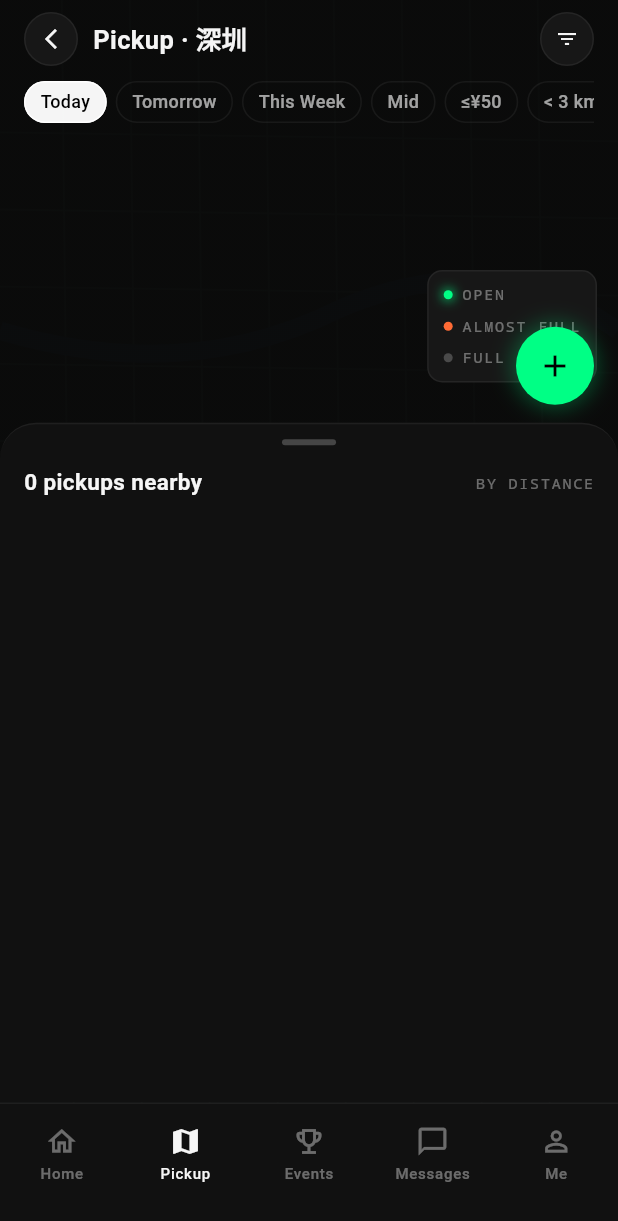
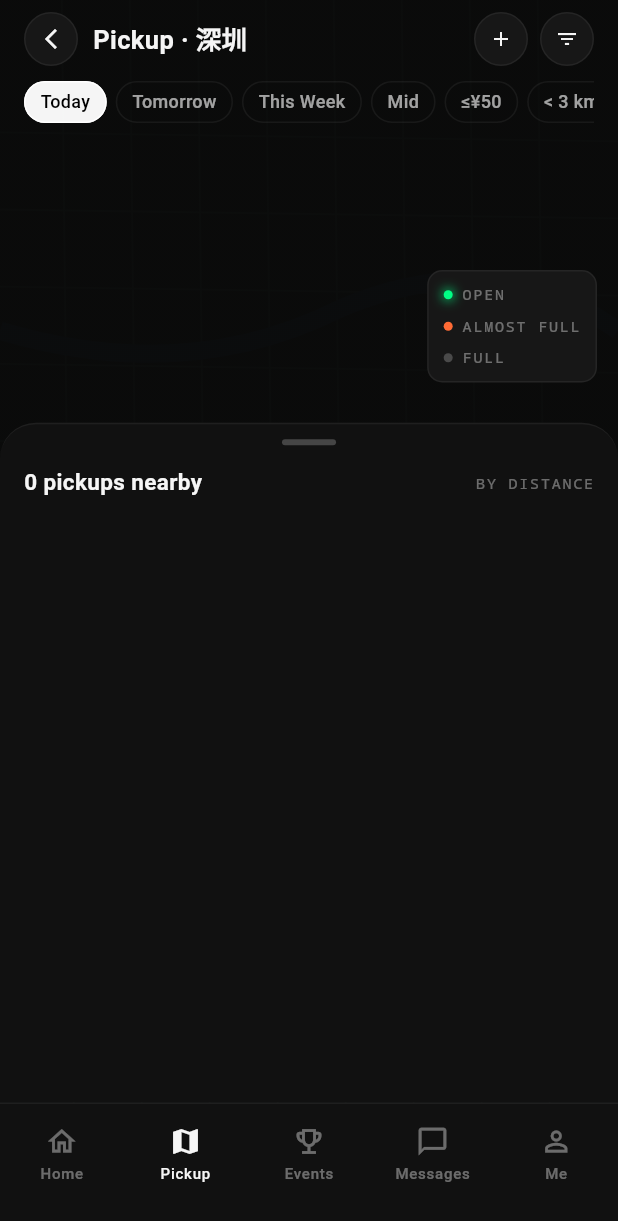
Before and after one commit to am6737/kaiqiu, a Flutter app: the screen it shows once a user with an empty profile is signed in, item 2 of the bottom bar chosen, on a phone screen of 412 x 824 dp. Shown: the top 1221 px of the screen. Run offline on Flutter 3.47's test engine with Material 3 defaults, Android fonts, the phone set to English and light mode, and no system bars; our stand-ins replace cached_network_image, firebase_core, firebase_messaging, flutter_image_compress, flutter_local_notifications, flutter_riverpod and 8 more; accounts and stored records are empty.

Commit message:
feat(pickup): replace map-screen create FAB with app-bar icon
The floating "+" button on 约球 browse was anchored to the top edge of
the draggable sheet, so in the expanded sheet state it jumped up and
crowded the legend card + list header. Hiding it when the sheet
expanded was the other instinct, but that leaves a user who opens the
list and never drags it back down with no visible way to start a new
pickup.

Retire the FAB and put a circle "+" button in the top bar next to the
existing filter icon. The entry is now always visible regardless of
sheet state, sits in the conventional top-right "screen actions" slot,
and no longer competes with the map or the list. Tap target still
routes to /pickup/create.

Co-Authored-By: Claude Opus 4.7 (1M context) <noreply@anthropic.com>

```diff
--- a/lib/features/pickup/pickup_map_screen.dart
+++ b/lib/features/pickup/pickup_map_screen.dart
@@ -296,6 +296,11 @@ class _PickupMapScreenState extends ConsumerState<PickupMapScreen> {
                       ),
                       const Spacer(),
                       _CircleBtn(
+                        icon: Icons.add,
+                        onTap: () => context.push('/pickup/create'),
+                      ),
+                      const SizedBox(width: 8),
+                      _CircleBtn(
                         icon: Icons.filter_list,
                         onTap: () => _showFilterSheet(context),
                       ),
@@ -356,35 +361,6 @@ class _PickupMapScreenState extends ConsumerState<PickupMapScreen> {
                     label: context.l10n.pickup_map_legend_full,
                   ),
                 ],
-              ),
-            ),
-          ),
-          // FAB — host a new pickup (sits just above the bottom sheet)
-          AnimatedPositioned(
-            duration: const Duration(milliseconds: 300),
-            curve: Curves.easeOut,
-            right: 16,
-            bottom:
-                (_sheetOpen ? MediaQuery.of(context).size.height * 0.55 : 80) +
-                12,
-            child: GestureDetector(
-              onTap: () => context.push('/pickup/create'),
-              child: Container(
-                width: 52,
-                height: 52,
-                alignment: Alignment.center,
-                decoration: BoxDecoration(
-                  color: T.live,
-                  shape: BoxShape.circle,
-                  boxShadow: [
-                    BoxShadow(
-                      color: T.live.withValues(alpha: 0.3),
-                      blurRadius: 12,
-                      spreadRadius: 2,
-                    ),
-                  ],
-                ),
-                child: const Icon(Icons.add, size: 24, color: Colors.black),
               ),
             ),
           ),
```
